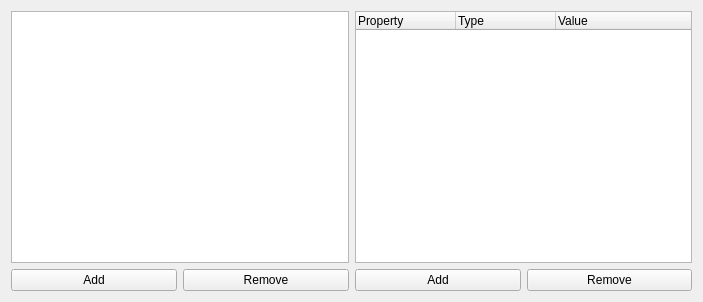
Before: the Qt Designer form code/nel/tools/3d/object_viewer_qt/src/plugins/gui_editor/widget_properties.ui in ryzom/ryzomcore, drawn with Qt 5.
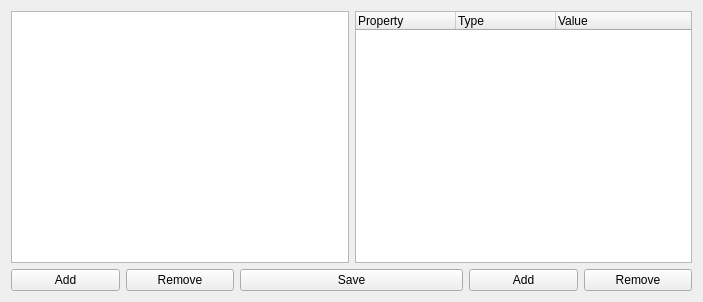
After: the same form once the commit is applied.

Commit message:
MODIFIED: #1471 Widget template changes can now be saved.
branch : gsoc2012-gui-editor

Diff of the .ui file:
```diff
--- a/code/nel/tools/3d/object_viewer_qt/src/plugins/gui_editor/widget_properties.ui
+++ b/code/nel/tools/3d/object_viewer_qt/src/plugins/gui_editor/widget_properties.ui
@@ -14,7 +14,7 @@
    <string>Widget Properties</string>
   </property>
   <layout class="QGridLayout" name="gridLayout">
-   <item row="0" column="0" colspan="2">
+   <item row="0" column="0">
     <layout class="QHBoxLayout" name="horizontalLayout">
      <item>
       <widget class="QListWidget" name="widgetList"/>
@@ -41,6 +41,8 @@
     </layout>
    </item>
    <item row="1" column="0">
+    <layout class="QHBoxLayout" name="horizontalLayout_2">
+     <item>
     <layout class="QHBoxLayout" name="horizontalLayout_3">
      <item>
       <widget class="QPushButton" name="addWButton">
@@ -58,7 +60,14 @@
      </item>
     </layout>
    </item>
-   <item row="1" column="1">
+     <item>
+      <widget class="QPushButton" name="saveButton">
+       <property name="text">
+        <string>Save</string>
+       </property>
+      </widget>
+     </item>
+     <item>
     <layout class="QHBoxLayout" name="horizontalLayout_4">
      <item>
       <widget class="QPushButton" name="addPButton">
@@ -73,6 +82,8 @@
         <string>Remove</string>
        </property>
       </widget>
+       </item>
+      </layout>
      </item>
     </layout>
    </item>
```
Lines whose indentation alone changed are shown as unchanged. The commit also changes 7 other files.
